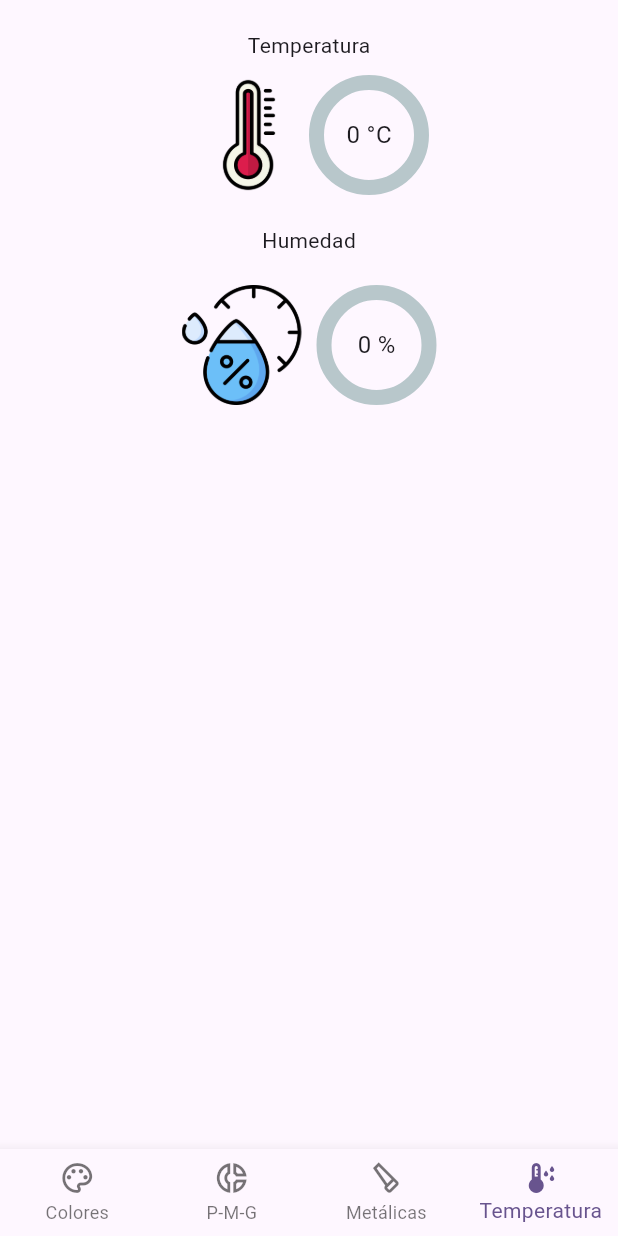
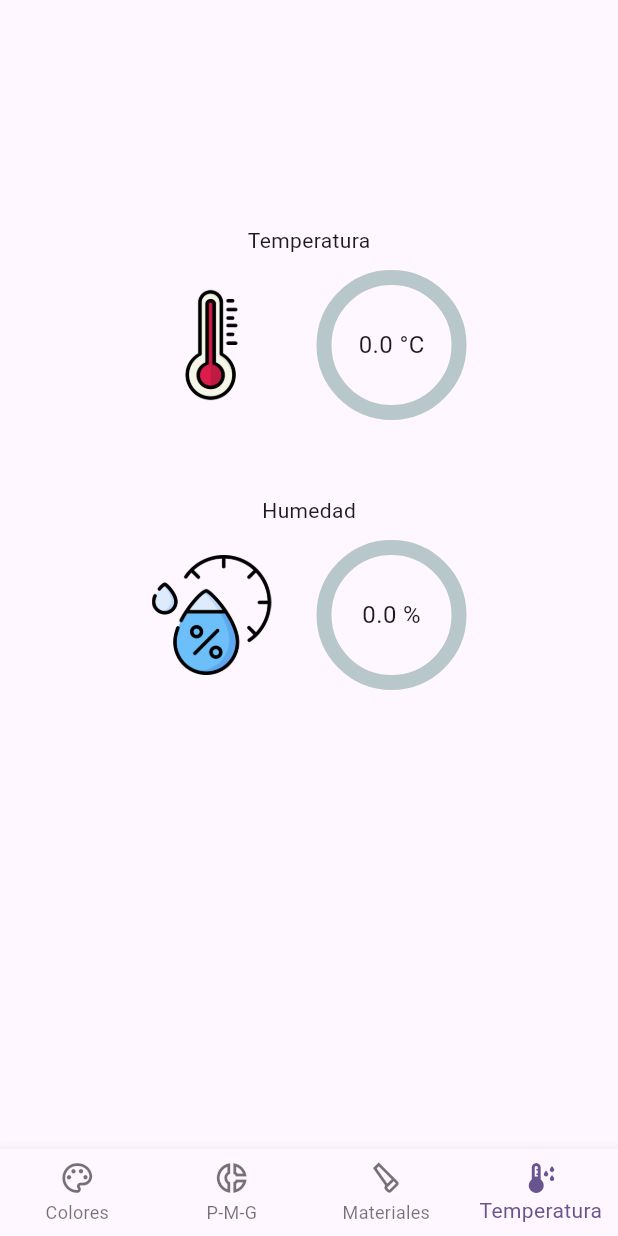
Before and after one commit to gjvernaza/app-web-tesis, a Flutter app: the HomePageMovil screen opened directly with empty values, item 4 of the bottom bar chosen, on a phone screen of 412 x 824 dp. Run offline on Flutter 3.47's test engine with Material 2 defaults, Android fonts, the phone set to English and light mode, and no system bars; drawn by our look-alikes of percent_indicator; our stand-ins replace animate_do, firebase_core, firebase_database, flutter_speed_dial, shared_preferences; missing offline and left inert: flutter_barcode_scanner, flutter_pdfview; accounts and stored records are empty.

Commit message:
Se agregó padding en las pantallas y se puso el manual de usuario y se cambio los nombres de los integrantes además se agregó la pantalla de setting pero aun no se programa del todo

```diff
--- a/lib/main.dart
+++ b/lib/main.dart
@@ -31,7 +31,7 @@ class MyApp extends StatelessWidget {
       providers: [ChangeNotifierProvider(create: (_) => UiProvider())],
       child: MaterialApp(
         debugShowCheckedModeBanner: false,
-        title: 'Flutter Demo',
+        title: 'LoRa Sensors',
         theme: ThemeData(
           colorScheme: ColorScheme.fromSeed(seedColor: Colors.deepPurple),
           useMaterial3: true,
--- a/lib/pages/caratula.dart
+++ b/lib/pages/caratula.dart
@@ -62,12 +62,12 @@ class Caratula extends StatelessWidget {
                             style: style, textAlign: TextAlign.start),
                         SizedBox(height: 20),
                         Text(
-                          "- Oso Homosexual        ",
+                          "- Bryan Ruiz        ",
                           textAlign: TextAlign.left,
                           style: TextStyle(fontSize: 20),
                         ),
                         Text(
-                          "- Chino kwai            ",
+                          "-Darwin  Carrillo            ",
                           textAlign: TextAlign.left,
                           style: TextStyle(fontSize: 20),
                         ),
@@ -83,7 +83,7 @@ class Caratula extends StatelessWidget {
                   Navigator.of(context).push(
                     MaterialPageRoute(
                       builder: (context) => const HomePage(
-                          title: 'Clasificadora del Oso homosexual'),
+                          title: 'LoRa Sensors'),
                     ),
                   );
                 },
--- a/lib/pages/caratula_movil.dart
+++ b/lib/pages/caratula_movil.dart
@@ -54,12 +54,12 @@ class CaratulaMovil extends StatelessWidget {
                             style: style, textAlign: TextAlign.start),
                         SizedBox(height: 20),
                         Text(
-                          "- Oso Homosexual        ",
+                          "- Bryan Ruiz        ",
                           textAlign: TextAlign.left,
                           style: TextStyle(fontSize: 12),
                         ),
                         Text(
-                          "- Chino kwai            ",
+                          "- Darwin Carrillo            ",
                           textAlign: TextAlign.left,
                           style: TextStyle(fontSize: 12),
                         ),
@@ -74,7 +74,7 @@ class CaratulaMovil extends StatelessWidget {
                   Navigator.of(context).push(
                     MaterialPageRoute(
                       builder: (context) => const HomePage(
-                          title: 'Clasificadora del Oso homosexual'),
+                          title: 'LoRa Sensors'),
                     ),
                   );
                 },
--- a/lib/pages/home_page_movil.dart
+++ b/lib/pages/home_page_movil.dart
@@ -15,8 +15,8 @@ class HomePageMovil extends StatelessWidget {
   final String counterB;
   final String counterMetalicas;
   final String counterNoMetalicas;
-  final int temperatura;
-  final int humedad;
+  final double temperatura;
+  final double humedad;
   final String piezaP;
   final String piezaM;
   final String piezaG;
@@ -78,8 +78,8 @@ class _HomeBody extends StatelessWidget {
   final String counterB;
   final String counterMetalicas;
   final String counterNoMetalicas;
-  final int temperatura;
-  final int humedad;
+  final double temperatura;
+  final double humedad;
   final String piezaP;
   final String piezaM;
   final String piezaG;
@@ -103,7 +103,9 @@ class _HomeBody extends StatelessWidget {
 
     final currentIndex = uiProvider.selectMenuOpt;
 
-    return switch (currentIndex) {
+    return SingleChildScrollView(
+    padding: const EdgeInsets.only(top: 130),
+      child: switch (currentIndex) {
         0 => Colores(
             counterR: counterR,
             counterG: counterG,
@@ -127,6 +129,7 @@ class _HomeBody extends StatelessWidget {
             counterG: counterG,
             counterB: counterB,
           )
-    };
+      },
+    );
   }
 }
--- a/lib/widgets/bottom_custom.dart
+++ b/lib/widgets/bottom_custom.dart
@@ -20,7 +20,7 @@ class CustomBottonNavigatorBar extends StatelessWidget {
           BottomNavigationBarItem(
               icon: Icon(Icons.donut_small_outlined), label: 'P-M-G'),
           BottomNavigationBarItem(
-              icon: Icon(Icons.carpenter_outlined), label: 'Metálicas'),
+              icon: Icon(Icons.carpenter_outlined), label: 'Materiales'),
           BottomNavigationBarItem(
               icon: Icon(Icons.dew_point), label: 'Temperatura'),
         ]);
--- a/lib/widgets/temp_humedad.dart
+++ b/lib/widgets/temp_humedad.dart
@@ -3,8 +3,8 @@ import 'package:flutter/material.dart';
 import 'package:percent_indicator/circular_percent_indicator.dart';
 
 class TempHumedad extends StatelessWidget {
-  final int temperatura;
-  final int humedad;
+  final double temperatura;
+  final double humedad;
   const TempHumedad({
     super.key,
     required this.temperatura,
@@ -26,9 +26,10 @@ class TempHumedad extends StatelessWidget {
                 width: 80,
                 child: Image.asset("lib/assets/images/temperatura.png"),
               ),
+              const SizedBox(width: 30),
               CircularPercentIndicator(
                 startAngle: 270,
-                radius: 40.0,
+                radius: 50.0,
                 lineWidth: 10.0,
                 percent: temperatura / 100,
                 center: Text(
@@ -41,9 +42,9 @@ class TempHumedad extends StatelessWidget {
             ],
           ),
         ),
-        const SizedBox(height: 20),
+        const SizedBox(height: 50),
         const Text("Humedad"),
-        const SizedBox(height: 20),
+        const SizedBox(height: 10),
         SlideInUp(
           child: Row(
             mainAxisAlignment: MainAxisAlignment.center,
@@ -54,10 +55,10 @@ class TempHumedad extends StatelessWidget {
                 child: Image.asset("lib/assets/images/humedad.png",
                     fit: BoxFit.contain),
               ),
-              const SizedBox(width: 10),
+              const SizedBox(width: 30),
               CircularPercentIndicator(
                 startAngle: 270,
-                radius: 40.0,
+                radius: 50.0,
                 lineWidth: 10.0,
                 percent: humedad / 100,
                 center: Text(
--- a/pubspec.yaml
+++ b/pubspec.yaml
@@ -46,6 +46,7 @@ dependencies:
   path: ^1.8.3
   flutter_barcode_scanner: ^2.0.0
   animate_do: ^3.0.2
+  shared_preferences: ^2.2.0
 
 
 dev_dependencies:
```
Also changed, not shown: lib/pages/home_page.dart (+4 -4 lines), lib/pages/settings_page.dart (added, +59 -0 lines), lib/widgets/custom_drawer.dart (+14 -2 lines), lib/widgets/piezas_metalicas.dart (+4 -3 lines), pubspec.lock, 2 other files. Lines whose indentation alone changed are shown as unchanged.
